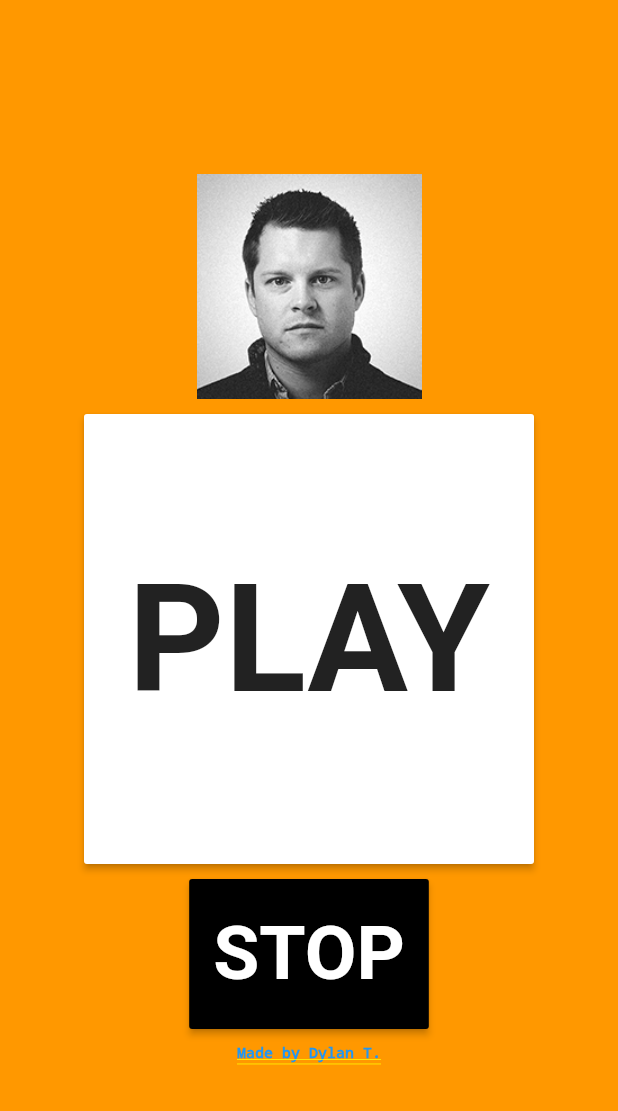
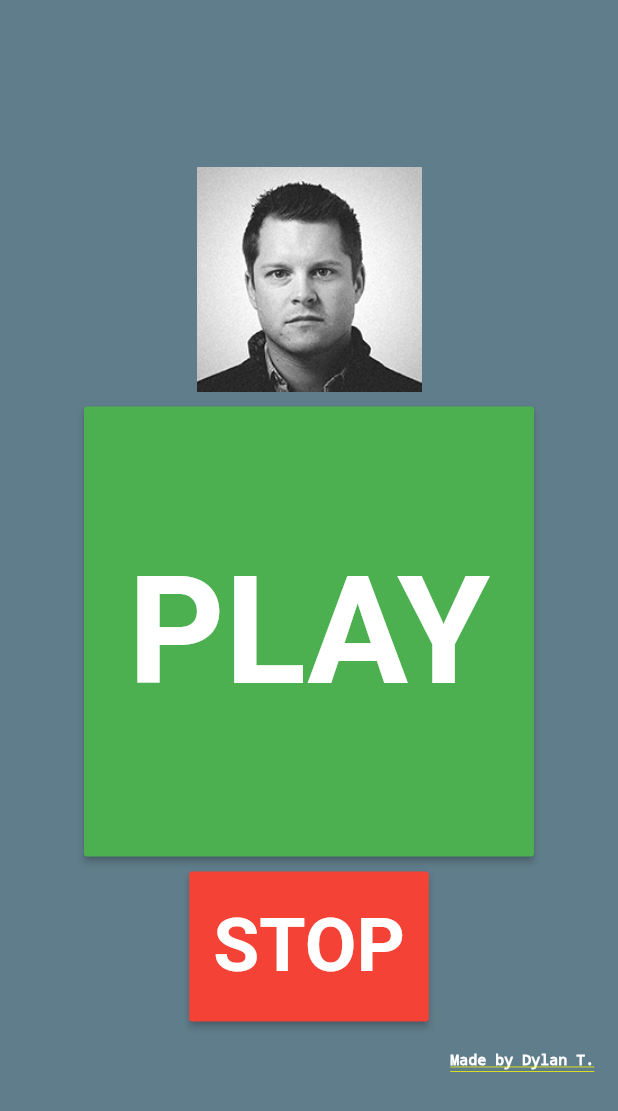
Before and after one commit to D-Theriot/michaels-button, a Flutter app: the screen it shows after launch, on a phone screen of 412 x 824 dp. Shown: the top 1111 px of the screen. Run offline on Flutter 3.47's test engine with Material 2 defaults, Android fonts, the phone set to English and light mode, and no system bars; our stand-ins replace audioplayers.

Commit message:
color and copyright changes

```diff
--- a/lib/jeopardy.dart
+++ b/lib/jeopardy.dart
@@ -28,7 +28,7 @@ class JeopardyState extends State<Jeopardy> {
   Widget build(BuildContext context) {
     // Container is background
     return Container(
-      color: Colors.orange,
+      color: Colors.blueGrey,
       // Center to center
       child: Center(
         // Column to hold the multiple buttons
@@ -47,11 +47,11 @@ class JeopardyState extends State<Jeopardy> {
                 child: ButtonTheme(
                 minWidth: 300.0,
                 height: 300.0,
-                buttonColor: Colors.white,
+                buttonColor: Colors.green,
                 child: RaisedButton(
                 onPressed: () => audioCache.play('jeopardySong.mp3'), // Find way to play/stop w/ one button?
                 child: Text(
-                    "PLAY", style: TextStyle(fontWeight: FontWeight.bold, fontSize: 100.0)
+                    "PLAY", style: TextStyle(fontWeight: FontWeight.bold, fontSize: 100.0, color: Colors.white)
                     )
                   )
                 )
@@ -62,7 +62,7 @@ class JeopardyState extends State<Jeopardy> {
                 child: ButtonTheme(
                   minWidth: 100.0,
                   height: 100.0,
-                  buttonColor: Colors.black,
+                  buttonColor: Colors.red,
                   child: RaisedButton(
                     onPressed: () => advancedPlayer.stop(),
                     child: Text(
@@ -71,10 +71,14 @@ class JeopardyState extends State<Jeopardy> {
                   )
                 )
               ),
-              Padding(padding: EdgeInsets.all(5.0)),
+              Padding(padding: EdgeInsets.all(10.0)),
               // Fourth is copyright
-              Text("Made by Dylan T.", style: TextStyle(fontSize: 10.0, color: Colors.blue)),
-            ],
+              Container (
+                alignment: Alignment(0.9, 1),
+                child: Text("Made by Dylan T.", style: TextStyle(fontSize: 10.0, color: Colors.white)
+                )
+            )
+          ],
         ),
       )
     );
```
